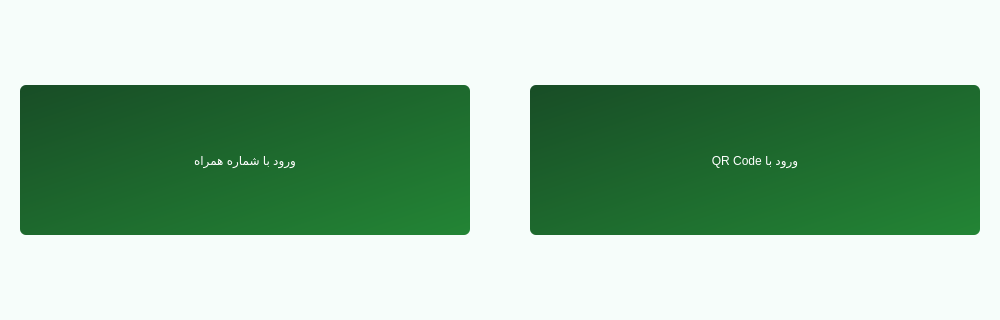
Old version of the form main.ui in the repository Farazist/raspberrypi-app; both pictures show x 0 to 1000 and y 140 to 460 of the 1000 by 600 pixel window.
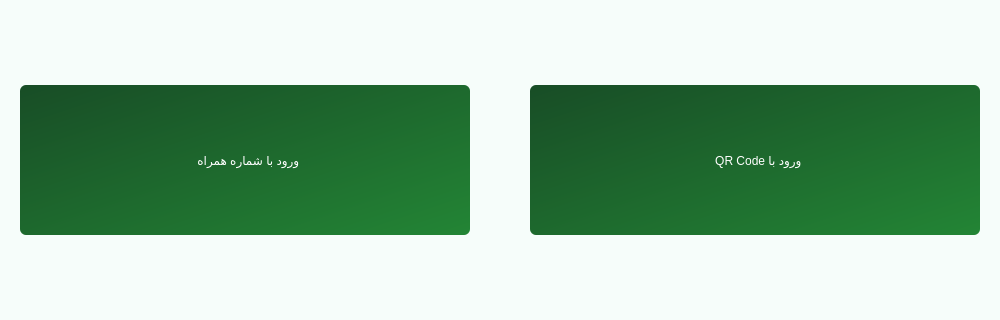
New version of the form. The open tabs and pages were chosen to show the change. Icons and pictures are not drawn.

```diff
--- a/main.ui
+++ b/main.ui
@@ -2209,6 +2209,9 @@
              <height>150</height>
             </size>
            </property>
+           <property name="layoutDirection">
+            <enum>Qt::RightToLeft</enum>
+           </property>
            <property name="styleSheet">
             <string notr="true">font: 32pt &quot;IRANSans&quot;;
 color: rgb(255, 255, 255);
@@ -2219,7 +2222,7 @@
 text-align: center;</string>
            </property>
            <property name="text">
-            <string>ورود با شماره همراه</string>
+            <string>  ورود با شماره همراه</string>
            </property>
            <property name="icon">
             <iconset>
@@ -2242,7 +2245,7 @@
             </size>
            </property>
            <property name="layoutDirection">
-            <enum>Qt::LeftToRight</enum>
+            <enum>Qt::RightToLeft</enum>
            </property>
            <property name="styleSheet">
             <string notr="true">font: 32pt &quot;IRANSans&quot;;
@@ -2254,7 +2257,7 @@
 text-align: center;</string>
            </property>
            <property name="text">
-            <string>QR Code ورود با</string>
+            <string>  QR Code ورود با</string>
            </property>
            <property name="icon">
             <iconset>
```
Left out of the diff: 18 changed lines with no effect on the pictures.
